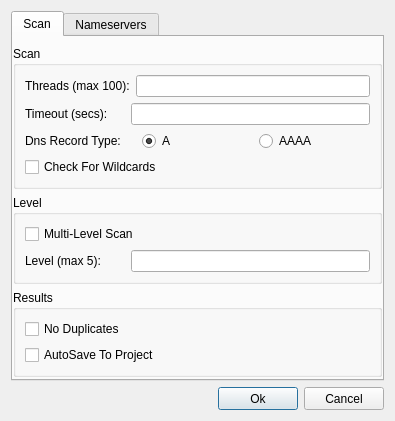
Qt form sub3suite/src/Dialogs/ActiveConfigDialog.ui (3nock/OTE) before a commit.
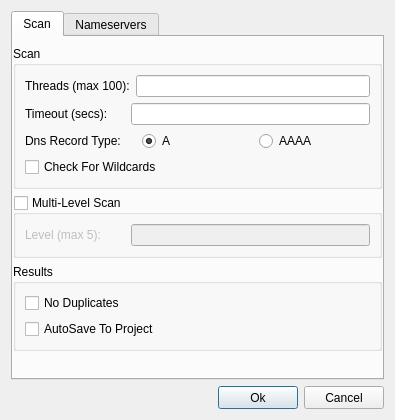
The same form after that commit. Custom widgets are drawn as their Qt base class.

Commit message: re-implementing the active scanner

```diff
--- a/sub3suite/src/Dialogs/ActiveConfigDialog.ui
+++ b/sub3suite/src/Dialogs/ActiveConfigDialog.ui
@@ -138,16 +138,15 @@
        <item>
         <widget class="QGroupBox" name="groupBox_2">
          <property name="title">
-          <string>Level</string>
+          <string>Multi-Level Scan</string>
+         </property>
+         <property name="checkable">
+          <bool>true</bool>
+         </property>
+         <property name="checked">
+          <bool>false</bool>
          </property>
          <layout class="QVBoxLayout" name="verticalLayout_2">
-          <item>
-           <widget class="QCheckBox" name="checkBoxLevel">
-            <property name="text">
-             <string>Multi-Level Scan</string>
-            </property>
-           </widget>
-          </item>
           <item>
            <layout class="QHBoxLayout" name="horizontalLayout_5">
             <item>
```
Left out of the diff: 8 changed lines with no effect on the pictures. The commit also changes 145 other files.
